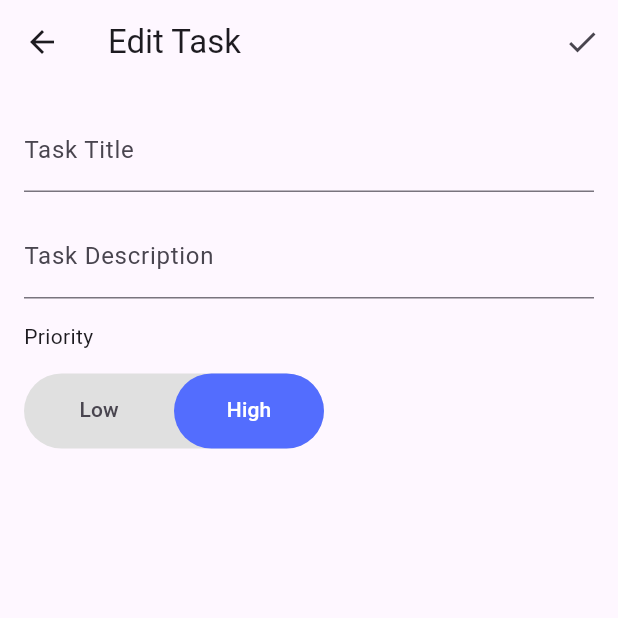
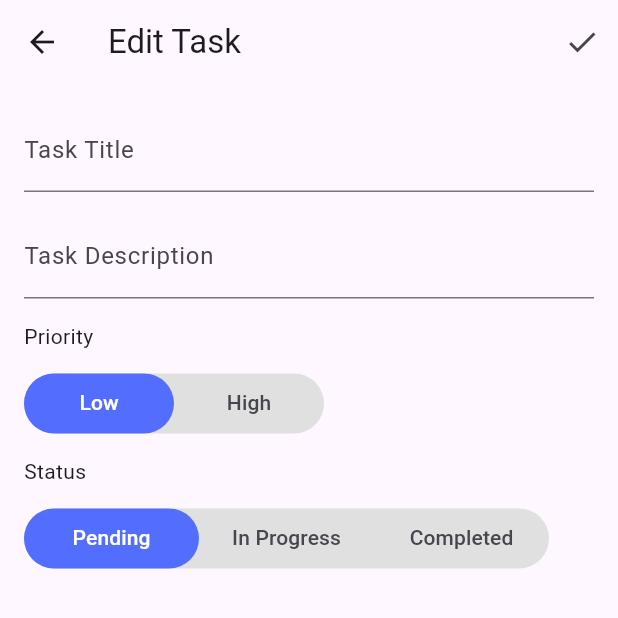
Before and after one commit to klevr-dev/tamer-flutter-test, a Flutter app: the EditTaskPage screen opened directly with empty values, on a phone screen of 412 x 824 dp, the top half of it. Run offline on Flutter 3.47's test engine with Material 3 defaults, Android fonts, the phone set to English and light mode, and no system bars; our stand-ins replace image_picker, sqflite; accounts and stored records are empty.

Commit message:
debugging with enum index and completed priority and status tab bars in the edit page

```diff
--- a/lib/models/priority_enum.dart
+++ b/lib/models/priority_enum.dart
@@ -1,6 +1,6 @@
 enum Priority {
-  high,
-  low;
+  low,
+  high;
 
   @override
   String toString() {
--- a/lib/models/status_enum.dart
+++ b/lib/models/status_enum.dart
@@ -1,7 +1,7 @@
 enum Status {
-  completed,
+  pending,
   in_progress,
-  pending;
+  completed;
 
   @override
   String toString() {
--- a/lib/pages/edit_task_page.dart
+++ b/lib/pages/edit_task_page.dart
@@ -1,5 +1,6 @@
 import 'package:flutter/material.dart';
 import '../models/priority_enum.dart';
+import '../models/status_enum.dart';
 import '../models/task_model.dart'; // Import your Task model
 
 class EditTaskPage extends StatefulWidget {
@@ -12,31 +13,30 @@ class EditTaskPage extends StatefulWidget {
 }
 
 class _EditTaskPageState extends State<EditTaskPage>
-    with SingleTickerProviderStateMixin {
+    with TickerProviderStateMixin {
   final TextEditingController _titleController = TextEditingController();
   final TextEditingController _descriptionController = TextEditingController();
-  late TabController _tabController;
+  late TabController _tabControllerPriority;
+  late TabController _tabControllerStatus;
 
   @override
   void initState() {
     super.initState();
     _titleController.text = widget.currentTask.title!;
     _descriptionController.text = widget.currentTask.description ?? '';
-    _tabController = TabController(length: 2, vsync: this);
+    _tabControllerPriority = TabController(length: 2, vsync: this);
+    _tabControllerStatus = TabController(length: 3, vsync: this);
 
-    if (widget.currentTask.priority == Priority.high) {
-      _tabController.index = 1;
-    } else {
-      _tabController.index = 0;
-    }
+    _tabControllerPriority.index = widget.currentTask.priority!.index;
+    _tabControllerStatus.index = widget.currentTask.status!.index;
   }
 
   Priority _getPriorityFromTabIndex(int index) {
-    if (index == 1) {
-      return Priority.high;
-    } else {
-      return Priority.low;
-    }
+    return Priority.values[index];
+  }
+
+  Status _getStatusFromTabIndex(int index) {
+    return Status.values[index];
   }
 
   @override
@@ -52,8 +52,9 @@ class _EditTaskPageState extends State<EditTaskPage>
                 id: widget.currentTask.id,
                 title: _titleController.text,
                 description: _descriptionController.text,
-                status: widget.currentTask.status,
-                priority: _getPriorityFromTabIndex(_tabController.index),
+                status: _getStatusFromTabIndex(_tabControllerStatus.index),
+                priority:
+                    _getPriorityFromTabIndex(_tabControllerPriority.index),
               );
 
               Navigator.pop(context, updatedTask);
@@ -86,7 +87,7 @@ class _EditTaskPageState extends State<EditTaskPage>
             ),
             Container(
                 width: 200,
-                height: 50,
+                height: 40,
                 decoration: BoxDecoration(
                   borderRadius: BorderRadius.circular(32.0),
                   color: Colors.grey[300],
@@ -96,7 +97,7 @@ class _EditTaskPageState extends State<EditTaskPage>
                     indicatorSize: TabBarIndicatorSize.tab,
                     dividerColor: Colors.transparent,
                     labelColor: Colors.white,
-                    controller: _tabController,
+                    controller: _tabControllerPriority,
                     indicator: BoxDecoration(
                         color: Colors.indigoAccent,
                         borderRadius: BorderRadius.circular(32.0)),
@@ -104,6 +105,34 @@ class _EditTaskPageState extends State<EditTaskPage>
                       Tab(text: "Low"),
                       Tab(text: "High"),
                     ])),
+            SizedBox(
+              height: 15,
+            ),
+            Text("Status"),
+            SizedBox(
+              height: 15,
+            ),
+            Container(
+                width: 350,
+                height: 40,
+                decoration: BoxDecoration(
+                  borderRadius: BorderRadius.circular(32.0),
+                  color: Colors.grey[300],
+                ),
+                child: TabBar(
+                    splashFactory: NoSplash.splashFactory,
+                    indicatorSize: TabBarIndicatorSize.tab,
+                    dividerColor: Colors.transparent,
+                    labelColor: Colors.white,
+                    controller: _tabControllerStatus,
+                    indicator: BoxDecoration(
+                        color: Colors.indigoAccent,
+                        borderRadius: BorderRadius.circular(32.0)),
+                    tabs: [
+                      Tab(text: "Pending"),
+                      Tab(text: "In Progress"),
+                      Tab(text: "Completed"),
+                    ])),
           ],
         ),
       ),
--- a/lib/pages/task_details.dart
+++ b/lib/pages/task_details.dart
@@ -22,6 +22,8 @@ class _TaskDetailsState extends State<TaskDetails> {
     // TODO: implement initState
     super.initState();
     _task = widget.currentTask;
+    print(widget.currentTask.priority!.index);
+    print(widget.currentTask.priority.toString());
   }
 
   @override
```
Also changed, not shown: lib/pages/add_task_page.dart (+0 -17 lines), lib/widgets/task_widget.dart (deleted, +0 -58 lines).
